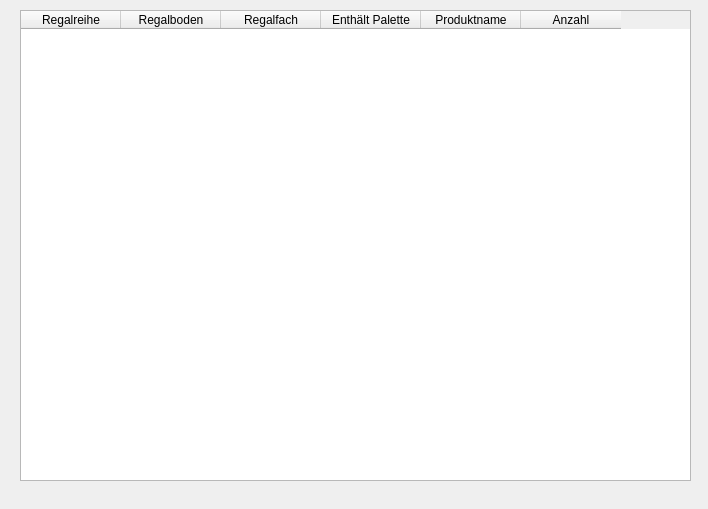
Above: whole_warehouse_dialog.ui from SH1RL0CK/tk_min_warehouse before the change. Below: the same form after it.
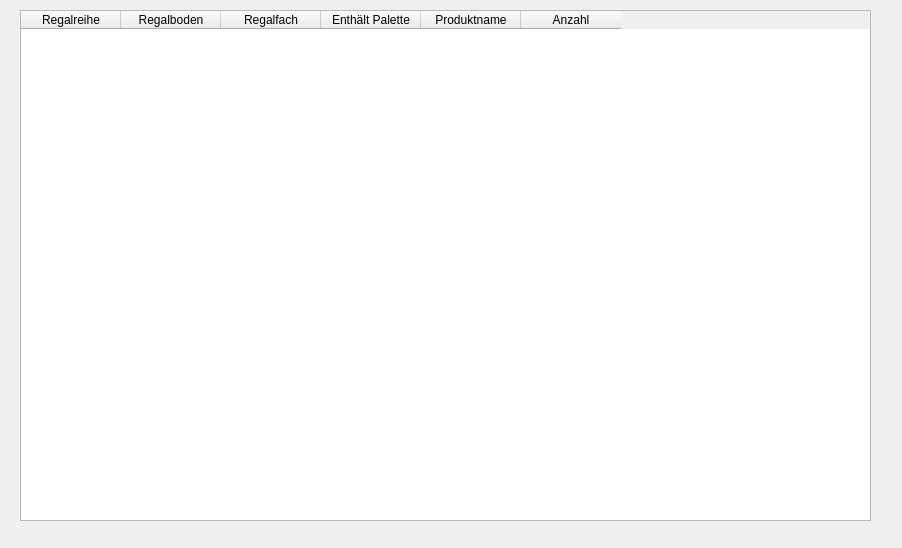
That is the form after the change.

```diff
--- a/whole_warehouse_dialog.ui
+++ b/whole_warehouse_dialog.ui
@@ -6,8 +6,8 @@
    <rect>
     <x>0</x>
     <y>0</y>
-    <width>708</width>
-    <height>509</height>
+    <width>902</width>
+    <height>548</height>
    </rect>
   </property>
   <property name="windowTitle">
@@ -18,8 +18,8 @@
     <rect>
      <x>20</x>
      <y>10</y>
-     <width>671</width>
-     <height>471</height>
+     <width>851</width>
+     <height>511</height>
     </rect>
    </property>
    <column>
```
